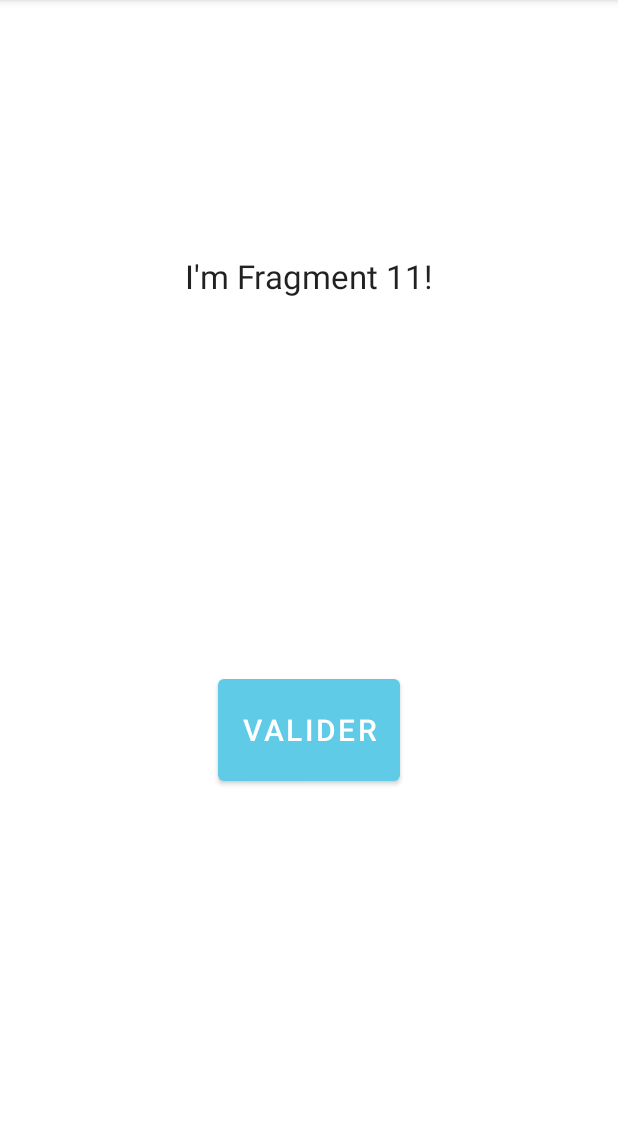
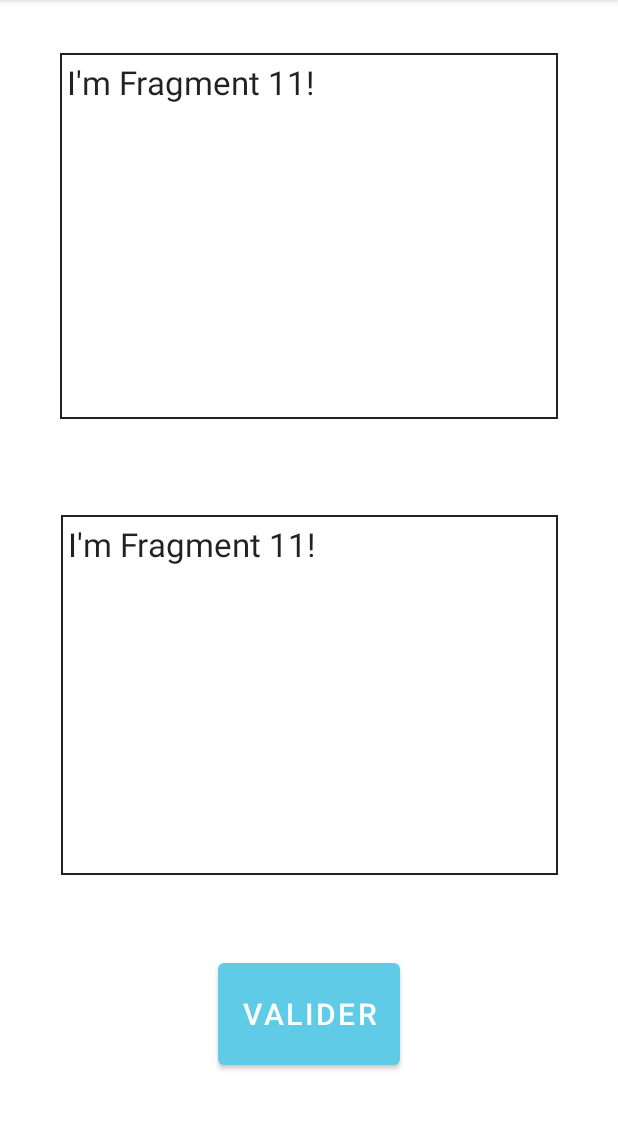
Before and after one commit to TheBoje/Gymaths, an Android app: the Fragment11 screen opened through its navigation route, on a phone screen of 412 x 824 dp, the part 84-1214 px from its top. Run offline under Robolectric (Android 15) with nearby library versions, the phone set to English and light mode, and no system bars.

Commit message:
J'ai ajouté un interface pour le fragment 11

```diff
--- a/gymaths/app/src/main/res/layout/exercices_fragment11.xml
+++ b/gymaths/app/src/main/res/layout/exercices_fragment11.xml
@@ -7,20 +7,39 @@
     tools:context=".exercices.ActivityExercices">
 
     <TextView
-        android:id="@+id/textView11"
-        android:layout_width="wrap_content"
-        android:layout_height="36dp"
+        android:id="@+id/textViewSolution"
+        android:layout_width="332dp"
+        android:layout_height="244dp"
         android:layout_marginStart="128dp"
         android:layout_marginLeft="128dp"
         android:layout_marginEnd="128dp"
         android:layout_marginRight="128dp"
+        android:background="@drawable/back"
         android:text="@string/i_m_fragment_11"
         android:textAppearance="@style/TextAppearance.AppCompat.Large"
-        app:layout_constraintBottom_toTopOf="@+id/btnValidate"
+        app:layout_constraintBottom_toTopOf="@+id/textViewUtilisateur"
         app:layout_constraintEnd_toEndOf="parent"
         app:layout_constraintHorizontal_bias="0.5"
         app:layout_constraintStart_toStartOf="parent"
-        app:layout_constraintTop_toTopOf="parent" />
+        app:layout_constraintTop_toTopOf="parent"
+        app:layout_constraintVertical_bias="0.588" />
+
+    <TextView
+        android:id="@+id/textViewUtilisateur"
+        android:layout_width="331dp"
+        android:layout_height="240dp"
+        android:layout_marginStart="128dp"
+        android:layout_marginLeft="128dp"
+        android:layout_marginEnd="128dp"
+        android:layout_marginRight="128dp"
+        android:background="@drawable/back"
+        android:text="@string/i_m_fragment_11"
+        android:textAppearance="@style/TextAppearance.AppCompat.Large"
+        app:layout_constraintBottom_toBottomOf="parent"
+        app:layout_constraintEnd_toEndOf="parent"
+        app:layout_constraintStart_toStartOf="parent"
+        app:layout_constraintTop_toTopOf="parent"
+        app:layout_constraintVertical_bias="0.684" />
 
     <Button
         android:id="@+id/btnValidate"
@@ -33,6 +52,6 @@
         app:layout_constraintEnd_toEndOf="parent"
         app:layout_constraintHorizontal_bias="0.5"
         app:layout_constraintStart_toStartOf="parent"
-        app:layout_constraintTop_toBottomOf="@+id/textView11" />
+        app:layout_constraintTop_toBottomOf="@+id/textViewUtilisateur" />
 
 </androidx.constraintlayout.widget.ConstraintLayout>
```
